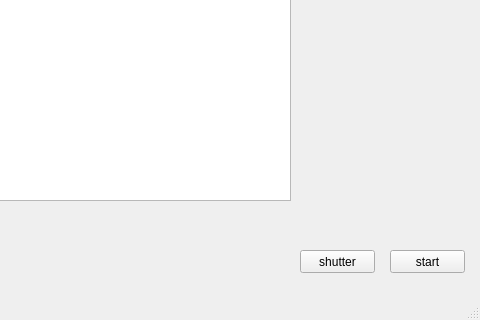
Before: the Qt Designer form Ui_MainWindow.ui in InteractiveGraphicsLab/StackShot3XAutoShooter, drawn with Qt 5; both pictures show x 320 to 800 and y 280 to 600 of the 800 by 600 pixel window.
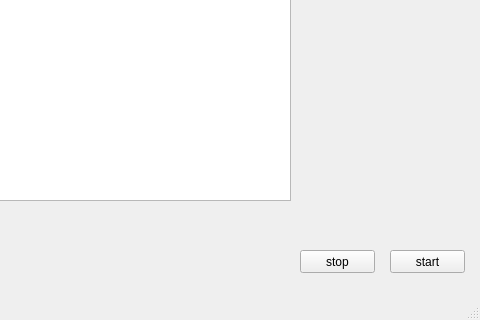
After: the same form once the commit is applied.

Commit message: replace shutterbutton to stop button

```diff
--- a/Ui_MainWindow.ui
+++ b/Ui_MainWindow.ui
@@ -47,7 +47,7 @@
      </rect>
     </property>
     <property name="text">
-     <string>shutter</string>
+     <string>stop</string>
     </property>
    </widget>
   </widget>
```
Left out of the diff: 2 changed lines with no effect on the pictures. The commit also changes 1 other file.
